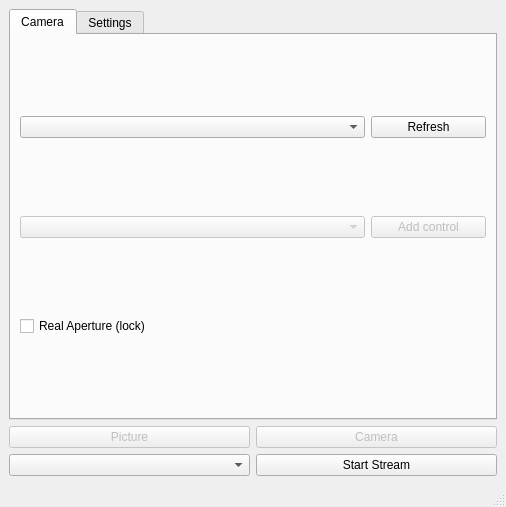
Old version of the form src/gui/mainwindow.ui in the repository david-polak/dslr-webcam.
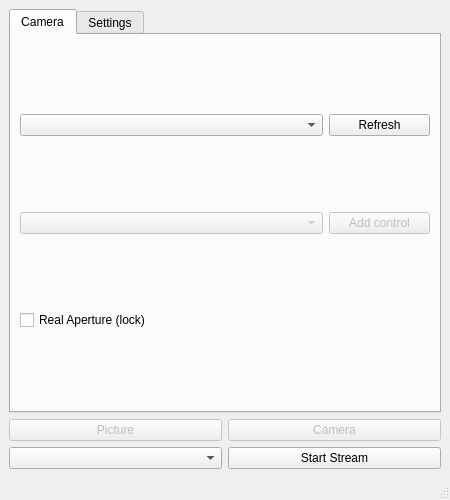
New version of the form.

```diff
--- a/src/gui/mainwindow.ui
+++ b/src/gui/mainwindow.ui
@@ -6,8 +6,8 @@
    <rect>
     <x>0</x>
     <y>0</y>
-    <width>506</width>
-    <height>507</height>
+    <width>450</width>
+    <height>500</height>
    </rect>
   </property>
   <property name="windowTitle">
```
Left out of the diff: 2 changed lines with no effect on the pictures.
